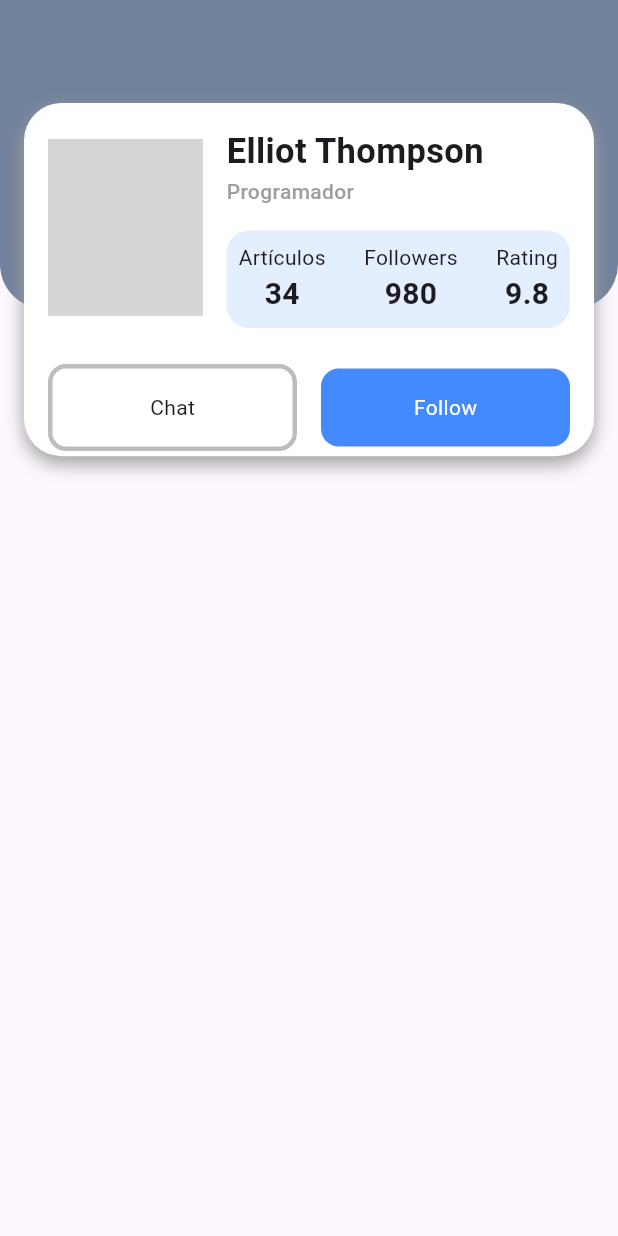
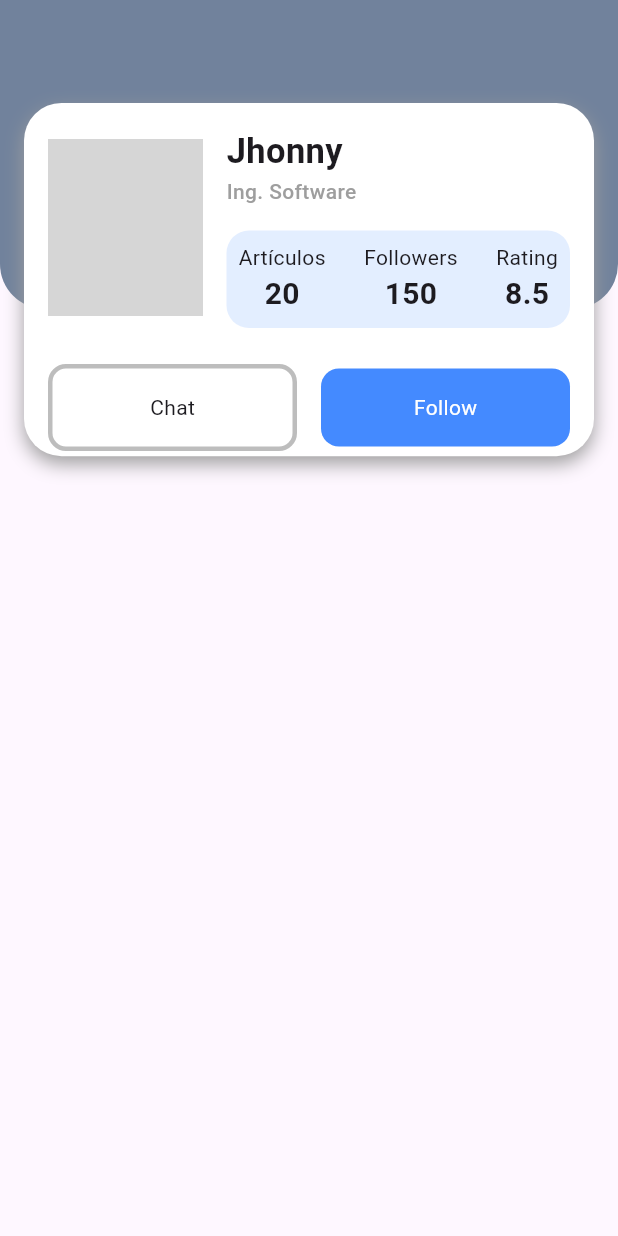
Before and after one commit to fr4nsgallegos/futureAppG13, a Flutter app: the screen it shows after launch, on a phone screen of 412 x 824 dp. Run offline on Flutter 3.47's test engine with Material 3 defaults, Android fonts, the phone set to English and light mode, and no system bars; network calls fail; grey boxes are pictures that could not be loaded.

Commit message:
traendo info fcon future y fusionando con interfaz

```diff
--- a/lib/models/persona_model.dart
+++ b/lib/models/persona_model.dart
@@ -6,6 +6,7 @@ class PersonaModel {
   int articulos;
   int followers;
   double rating;
+  String urlImage;
 
   PersonaModel({
     required this.nombres,
@@ -15,6 +16,7 @@ class PersonaModel {
     required this.articulos,
     required this.followers,
     required this.rating,
+    required this.urlImage,
   });
 }
 
@@ -26,4 +28,6 @@ PersonaModel jhonny = PersonaModel(
   articulos: 20,
   followers: 150,
   rating: 8.5,
+  urlImage:
+      "https://images.pexels.com/photos/91227/pexels-photo-91227.jpeg?_gl=1*1hnz21p*_ga*ODI4MzUxMDczLjE3MjI2NDc0MzI.*_ga_8JE65Q40S6*czE3NTcxMjk0OTgkbzY5JGcxJHQxNzU3MTI5NTA5JGo0OSRsMCRoMA..",
 );
--- a/lib/pages/perfil_page.dart
+++ b/lib/pages/perfil_page.dart
@@ -1,7 +1,13 @@
 import 'package:flutter/material.dart';
+import 'package:futureappg13/models/persona_model.dart';
 
-class PerfilPage extends StatelessWidget {
-  const PerfilPage({super.key});
+class PerfilPage extends StatefulWidget {
+  @override
+  State<PerfilPage> createState() => _PerfilPageState();
+}
+
+class _PerfilPageState extends State<PerfilPage> {
+  PersonaModel? personaPerfil;
 
   Widget buildColumnRating(String title, String value) {
     return Column(
@@ -15,13 +21,34 @@ class PerfilPage extends StatelessWidget {
     );
   }
 
+  Future<PersonaModel> getInfoPerfil() {
+    return Future.delayed(Duration(seconds: 5), () {
+      return jhonny;
+    });
+  }
+
+  Future<void> fetchPersonaPerfil() async {
+    getInfoPerfil().then((info) {
+      personaPerfil = info;
+      setState(() {});
+    });
+  }
+
+  @override
+  void initState() {
+    fetchPersonaPerfil();
+    super.initState();
+  }
+
   @override
   Widget build(BuildContext context) {
     double screenHeight = MediaQuery.of(context).size.height;
     double screenWidth = MediaQuery.of(context).size.width;
     return SafeArea(
       child: Scaffold(
-        body: Stack(
+        body: personaPerfil == null
+            ? Center(child: CircularProgressIndicator())
+            : Stack(
                 children: [
                   Container(
                     width: double.infinity,
@@ -62,7 +89,7 @@ class PerfilPage extends StatelessWidget {
                             ClipRRect(
                               borderRadius: BorderRadiusGeometry.circular(20),
                               child: Image.network(
-                          "https://images.pexels.com/photos/91227/pexels-photo-91227.jpeg?_gl=1*1hnz21p*_ga*ODI4MzUxMDczLjE3MjI2NDc0MzI.*_ga_8JE65Q40S6*czE3NTcxMjk0OTgkbzY5JGcxJHQxNzU3MTI5NTA5JGo0OSRsMCRoMA..",
+                                personaPerfil!.urlImage,
                                 height: screenWidth / 3.5,
                                 width: screenWidth / 4,
                                 fit: BoxFit.cover,
@@ -74,14 +101,14 @@ class PerfilPage extends StatelessWidget {
                                 crossAxisAlignment: CrossAxisAlignment.start,
                                 children: [
                                   Text(
-                              "Elliot Thompson",
+                                    personaPerfil!.nombres,
                                     style: TextStyle(
                                       fontWeight: FontWeight.bold,
                                       fontSize: 23,
                                     ),
                                   ),
                                   Text(
-                              "Programador",
+                                    personaPerfil!.profesion,
                                     style: TextStyle(
                                       color: Colors.grey,
                                       fontWeight: FontWeight.w500,
@@ -91,16 +118,27 @@ class PerfilPage extends StatelessWidget {
                                   Container(
                                     padding: EdgeInsets.all(8),
                                     decoration: BoxDecoration(
-                                color: Colors.blueAccent.withOpacity(0.15),
+                                      color: Colors.blueAccent.withOpacity(
+                                        0.15,
+                                      ),
                                       borderRadius: BorderRadius.circular(15),
                                     ),
                                     child: Row(
                                       mainAxisAlignment:
                                           MainAxisAlignment.spaceBetween,
                                       children: [
-                                  buildColumnRating("Artículos", "34"),
-                                  buildColumnRating("Followers", "980"),
-                                  buildColumnRating("Rating", "9.8"),
+                                        buildColumnRating(
+                                          "Artículos",
+                                          personaPerfil!.articulos.toString(),
+                                        ),
+                                        buildColumnRating(
+                                          "Followers",
+                                          personaPerfil!.followers.toString(),
+                                        ),
+                                        buildColumnRating(
+                                          "Rating",
+                                          personaPerfil!.rating.toString(),
+                                        ),
                                       ],
                                     ),
                                   ),
```
Lines whose indentation alone changed are shown as unchanged.
